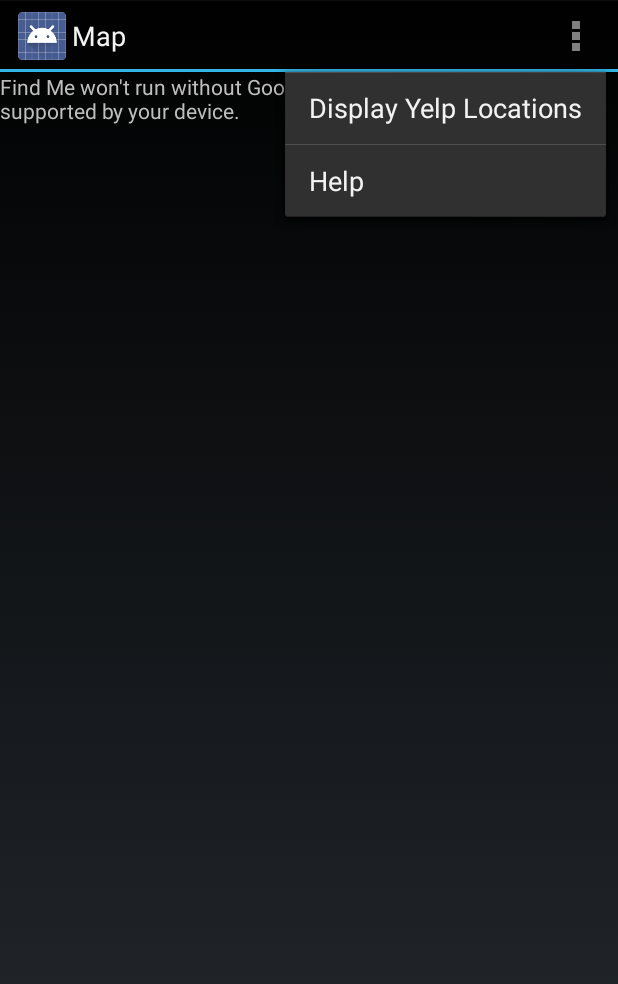
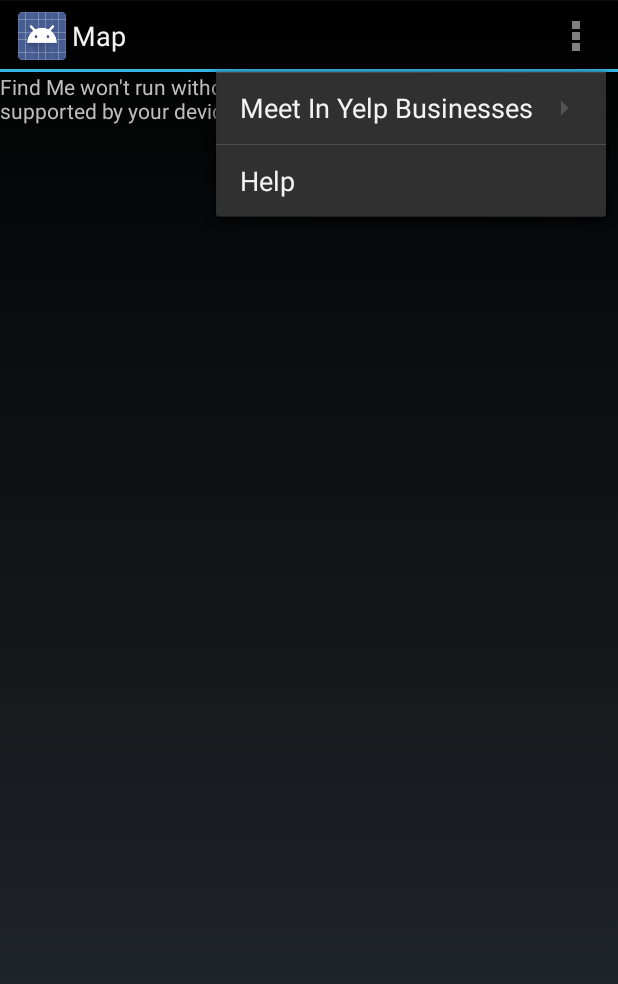
Before and after one commit to stellasu/Find-Me, an Android app: the screen it shows after launch (MapsActivity), with the options menu open, on a phone screen of 412 x 824 dp. Shown: the top 984 px of the screen. Run offline under Robolectric (Android 15) with nearby library versions, the phone set to English and light mode, and no system bars; 1 statement that could not run was skipped.

Commit message:
display/clear yelp locations

```diff
--- a/app/src/main/java/com/example/biyaosu/findme/PromptDialogFragment.java
+++ b/app/src/main/java/com/example/biyaosu/findme/PromptDialogFragment.java
@@ -79,7 +79,7 @@ public class PromptDialogFragment extends DialogFragment {
                 Log.i(classtag, "send Email "+lat+" "+lng);
                 Intent i = new Intent(Intent.ACTION_SEND);
                 i.setType("message/rfc822");
-                i.putExtra(Intent.EXTRA_SUBJECT, "I'm here!");
+                i.putExtra(Intent.EXTRA_SUBJECT, "Find me here!");
                 String body = "<a href='http://maps.google.com/maps?daddr="+lat+","+lng+"'>Take me there!</a>";
                 i.putExtra(Intent.EXTRA_TEXT, Html.fromHtml(body));
                 try {
--- a/app/src/main/java/com/example/biyaosu/findme/YelpAPI.java
+++ b/app/src/main/java/com/example/biyaosu/findme/YelpAPI.java
@@ -17,6 +17,7 @@ import com.beust.jcommander.Parameter;
 import android.util.Log;
 import java.util.HashMap;
 import java.util.ArrayList;
+import java.util.Iterator;
 
 /**
  * Code sample for accessing the Yelp API V2.
--- a/app/src/main/res/menu/menu.xml
+++ b/app/src/main/res/menu/menu.xml
@@ -3,8 +3,14 @@
     <item android:id="@+id/actionbar_yelp"
         android:orderInCategory="100"
         android:title="@string/yelp"
-        android:icon="@drawable/ic_action_overflow"
-        FindMe:showAsAction="ifRoom|withText"/>
+        FindMe:showAsAction="ifRoom|withText">
+        <menu>
+            <item android:id="@+id/display_yelp"
+                android:title="@string/display_yelp" />
+            <item android:id="@+id/clear_yelp"
+                android:title="@string/clear_yelp" />
+        </menu>
+    </item>
     <item android:id="@+id/actionbar_help"
         android:orderInCategory="100"
         android:title="@string/help"
--- a/app/src/main/res/values/strings.xml
+++ b/app/src/main/res/values/strings.xml
@@ -6,7 +6,9 @@
     <string name="hello_world">Hello world!</string>
     <string name="action_settings">Settings</string>
 
-    <string name="yelp">Display Yelp Locations</string>
+    <string name="yelp">Meet In Yelp Businesses</string>
+    <string name="display_yelp">Display Yelp Locations</string>
+    <string name="clear_yelp">Clear Yelp Locations</string>
     <string name="help">Help</string>
 <!-- TODO: Remove or change this placeholder text -->
     <string name="hello_blank_fragment">Hello blank fragment</string>
```
Also changed, not shown: app/src/main/java/com/example/biyaosu/findme/MapsActivity.java (+61 -18 lines).
